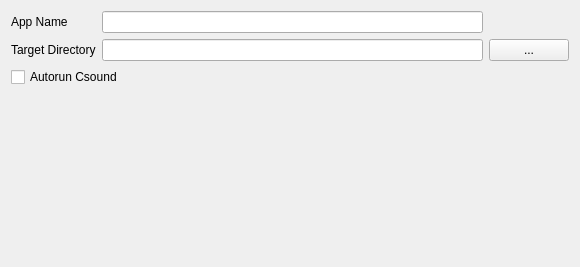
Qt form src/appdetailspage.ui (CsoundQt/CsoundQt) before a commit.
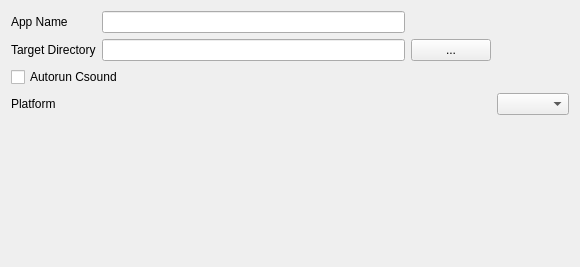
The same form after that commit.

```diff
--- a/src/appdetailspage.ui
+++ b/src/appdetailspage.ui
@@ -53,6 +53,16 @@
     </widget>
    </item>
    <item row="2" column="0">
+    <widget class="QLabel" name="label_3">
+     <property name="text">
+      <string>Platform</string>
+     </property>
+    </widget>
+   </item>
+   <item row="2" column="1">
+    <widget class="QComboBox" name="comboBox"/>
+   </item>
+   <item row="3" column="0">
     <spacer name="verticalSpacer">
      <property name="orientation">
       <enum>Qt::Vertical</enum>
```
